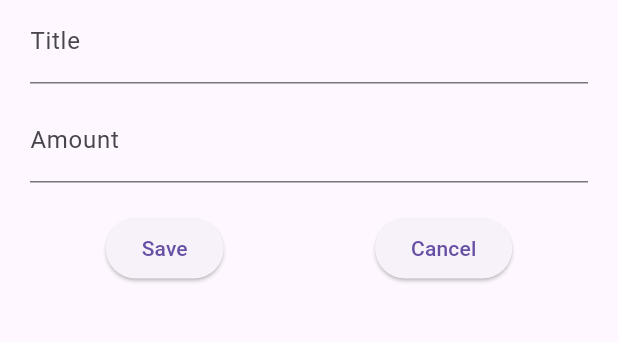
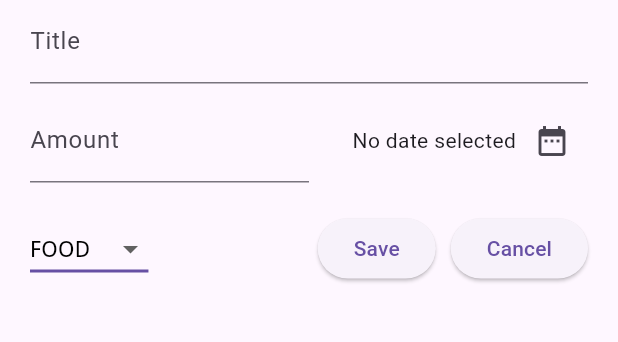
Before and after one commit to Mustafaayaz32/flutter_expense_app, a Flutter app: the AddExpenseScreen widget shown alone on an empty page, opened directly, on a phone screen of 412 x 824 dp, the part 59-401 px from its top. Run offline on Flutter 3.47's test engine with Material 3 defaults, Android fonts, the phone set to English and light mode, and no system bars; our stand-ins replace google_fonts.

Commit message:
add expense modal screen

```diff
--- a/analysis_options.yaml
+++ b/analysis_options.yaml
@@ -7,6 +7,9 @@
 
 # The following line activates a set of recommended lints for Flutter apps,
 # packages, and plugins designed to encourage good coding practices.
+analyzer:
+  errors:
+    avoid_print: ignore
 include: package:flutter_lints/flutter.yaml
 
 linter:
--- a/lib/ExpenseScreen/add_expense.dart
+++ b/lib/ExpenseScreen/add_expense.dart
@@ -1,5 +1,7 @@
 import 'package:flutter/material.dart';
+import 'package:flutter_expense_app/models/expense_model.dart';
 import 'package:google_fonts/google_fonts.dart';
+import 'package:intl/intl.dart';
 
 class AddExpenseScreen extends StatefulWidget {
   const AddExpenseScreen({super.key});
@@ -11,6 +13,8 @@ class AddExpenseScreen extends StatefulWidget {
 class _AddExpenseScreenState extends State<AddExpenseScreen> {
   late TextEditingController _expenseNameController;
   late TextEditingController _expenseAmountController;
+  String? selectedDate;
+  Category _selectedCategory = Category.food;
 
   @override
   void initState() {
@@ -26,6 +30,18 @@ class _AddExpenseScreenState extends State<AddExpenseScreen> {
     super.dispose();
   }
 
+  void _selectDate() async {
+    var date = await showDatePicker(
+        context: context,
+        firstDate: DateTime.now().subtract(const Duration(days: 365)),
+        initialDate: DateTime.now(),
+        lastDate: DateTime.now());
+
+    setState(() {
+      selectedDate = DateFormat('dd/MM/yyyy').format(date!);
+    });
+  }
+
   @override
   Widget build(BuildContext context) {
     return Padding(
@@ -38,7 +54,10 @@ class _AddExpenseScreenState extends State<AddExpenseScreen> {
           Text(
             'Add a new Expense',
             style: GoogleFonts.openSans(
-                color: Colors.black, fontSize: 20, fontWeight: FontWeight.w500),
+              color: Colors.black,
+              fontSize: 20,
+              fontWeight: FontWeight.w500,
+            ),
           ),
           TextField(
             controller: _expenseNameController,
@@ -50,13 +69,33 @@ class _AddExpenseScreenState extends State<AddExpenseScreen> {
           const SizedBox(
             height: 10,
           ),
-          TextField(
+          Row(
+            children: [
+              Expanded(
+                child: TextField(
                   controller: _expenseAmountController,
                   keyboardType: TextInputType.number,
                   decoration: const InputDecoration(
                     label: Text('Amount'),
                     prefixText: '\$',
                   ),
+                ),
+              ),
+              Expanded(
+                child: Row(
+                  mainAxisAlignment: MainAxisAlignment.end,
+                  children: [
+                    Text(
+                      selectedDate == null ? 'No date selected' : selectedDate!,
+                    ),
+                    IconButton(
+                      onPressed: _selectDate,
+                      icon: const Icon(Icons.date_range),
+                    )
+                  ],
+                ),
+              )
+            ],
           ),
           const SizedBox(
             height: 10,
@@ -67,12 +106,47 @@ class _AddExpenseScreenState extends State<AddExpenseScreen> {
           Row(
             mainAxisAlignment: MainAxisAlignment.spaceAround,
             children: [
-              ElevatedButton(onPressed: () {}, child: const Text('Save')),
+              DropdownButton(
+                value: _selectedCategory,
+                items: Category.values
+                    .map((category) => DropdownMenuItem(
+                          value: category,
+                          child: Text(
+                            category.name.toUpperCase(),
+                            style: GoogleFonts.openSans(
+                                color: Colors.black, fontSize: 14),
+                          ),
+                        ))
+                    .toList(),
+                onChanged: (value) {
+                  setState(() {
+                    if (value == null) {
+                      return;
+                    }
+                    _selectedCategory = value;
+                  });
+                },
+
+                underline: Container(
+                  height: 2,
+                  color:
+                      Theme.of(context).colorScheme.primary, // Underline color
+                ), // Background color of the dropdown
+              ),
+              const Spacer(),
+              ElevatedButton(
+                onPressed: () {},
+                child: const Text('Save'),
+              ),
+              const SizedBox(
+                width: 10,
+              ),
               ElevatedButton(
                 onPressed: () {
                   Navigator.pop(context);
                 },
-                  child: const Text('Cancel')),
+                child: const Text('Cancel'),
+              ),
             ],
           ),
         ],
```
Also changed, not shown: 3 other files. Lines whose indentation alone changed are shown as unchanged.
